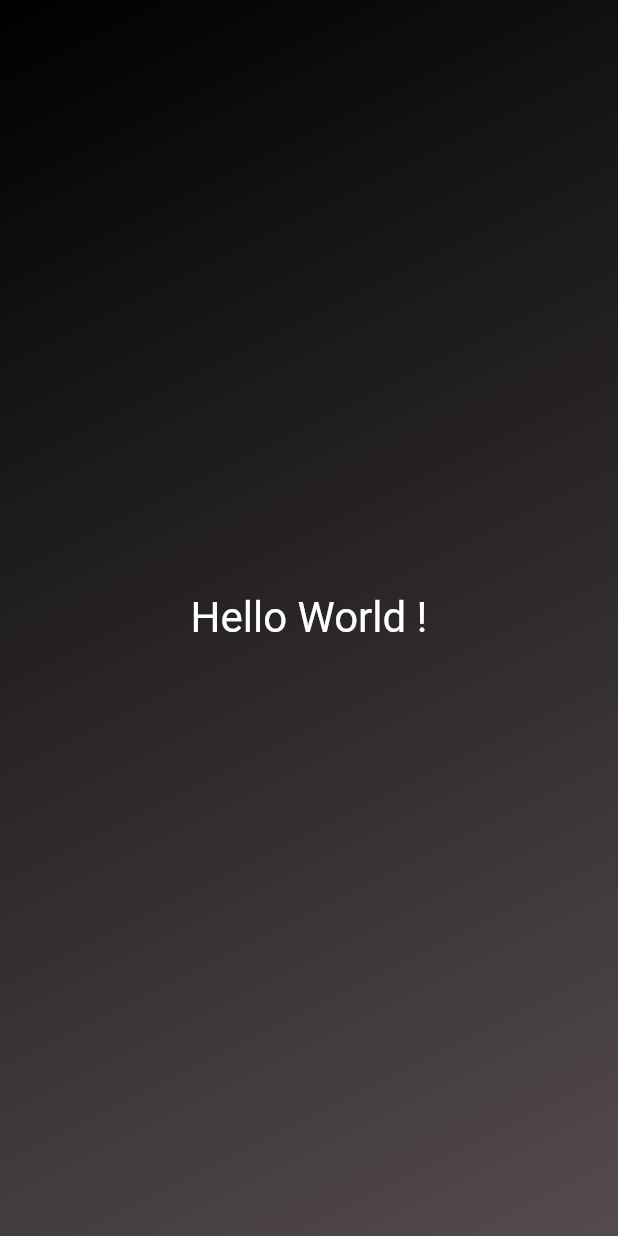
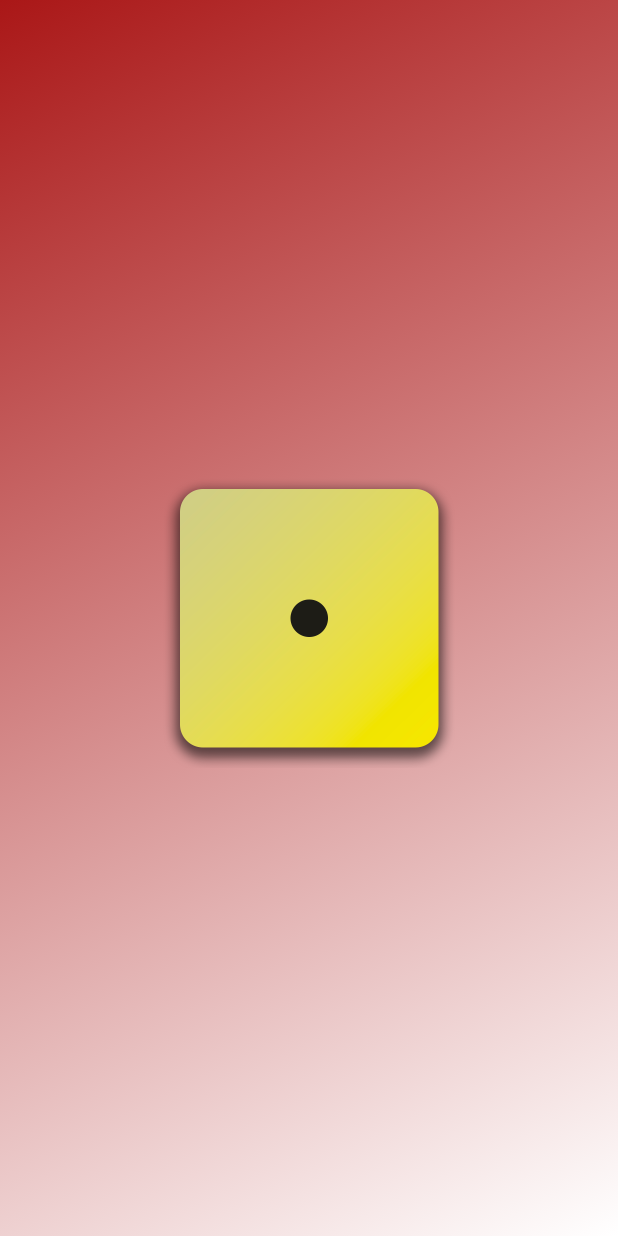
Before and after one commit to yi-yang18/Enstar, a Flutter app: the screen it shows after launch, on a phone screen of 412 x 824 dp. Run offline on Flutter 3.47's test engine with Material 2 defaults, Android fonts, the phone set to English and light mode, and no system bars.

```diff
--- a/my_first_flutter_app/lib/gradient_container.dart
+++ b/my_first_flutter_app/lib/gradient_container.dart
@@ -1,22 +1,47 @@
 import 'package:flutter/material.dart';
 import 'package:my_first_flutter_app/styled_text.dart';
 
+const startAlignment = Alignment.topLeft;
+var endAlignment = Alignment.bottomRight;
+
 class GradientContainer extends StatelessWidget {
   // const GradientContainer({super.key}); another method for using "key"
-  const GradientContainer({key}) : super(key: key);
+  // const GradientContainer(List<Color> color, {key})
+  //     : colorList = color,
+  //       super(key: key);
+
+  const GradientContainer(this.colorList, {super.key});
+  // const GradientContainer(this.color1, this.color2, {super.key});
+
+  GradientContainer.blackToWhite({super.key})
+      : colorList = [
+          const Color.fromARGB(255, 170, 23, 23),
+          const Color.fromARGB(255, 255, 255, 255),
+        ];
+
+  // const GradientContainer.blackToWhite({super.key})
+  //     : color1 = Colors.black,
+  //       color2 = Colors.white;
+
+  final List<Color> colorList;
+  // final Color color1;
+  // final Color color2;
 
   @override
   Widget build(context) {
     return Container(
-      decoration: const BoxDecoration(
+      decoration: BoxDecoration(
         gradient: LinearGradient(
-          colors: [Colors.black, Color.fromARGB(255, 84, 76, 76)],
-          begin: Alignment.topLeft,
-          end: Alignment.bottomRight,
+          colors: colorList,
+          begin: startAlignment,
+          end: endAlignment,
         ),
       ),
-      child: const Center(
-        child: StyledText(),
+      child: Center(
+        child: Image.asset(
+          'assets/images/dice-1.png',
+          width: 200,
+        ),
       ),
     );
   }
--- a/my_first_flutter_app/lib/styled_text.dart
+++ b/my_first_flutter_app/lib/styled_text.dart
@@ -1,12 +1,17 @@
 import 'package:flutter/material.dart';
 
 class StyledText extends StatelessWidget {
-  const StyledText({key}) : super(key: key);
+  //if use another format, 'super(key.key) is in the end of the inilization.
+  // StyledText(String text, {key}) : outputText = text, super(key: key);
+  const StyledText(this.outputText, {super.key});
+
+  final String outputText;
+
   @override
   Text build(context) {
-    return const Text(
-      'Hello World !',
-      style: TextStyle(
+    return Text(
+      outputText,
+      style: const TextStyle(
         color: Colors.white,
         fontSize: 28,
       ),
```
Also changed, not shown: my_first_flutter_app/lib/main.dart (+6 -4 lines), my_first_flutter_app/pubspec.yaml (+9 -7 lines), my_first_flutter_app/assets/images/dice-1.png (added), my_first_flutter_app/assets/images/dice-2.png (added), my_first_flutter_app/assets/images/dice-3.png (added), my_first_flutter_app/assets/images/dice-4.png (added), my_first_flutter_app/assets/images/dice-5.png (added), my_first_flutter_app/assets/images/dice-6.png (added), 1 other file.
